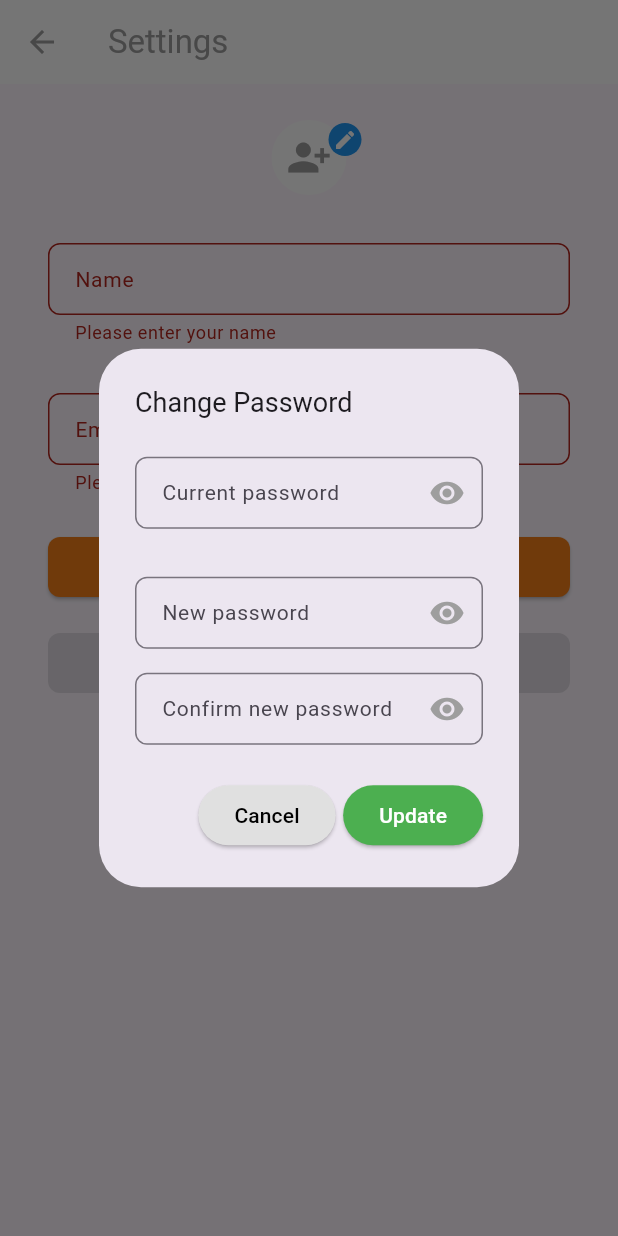
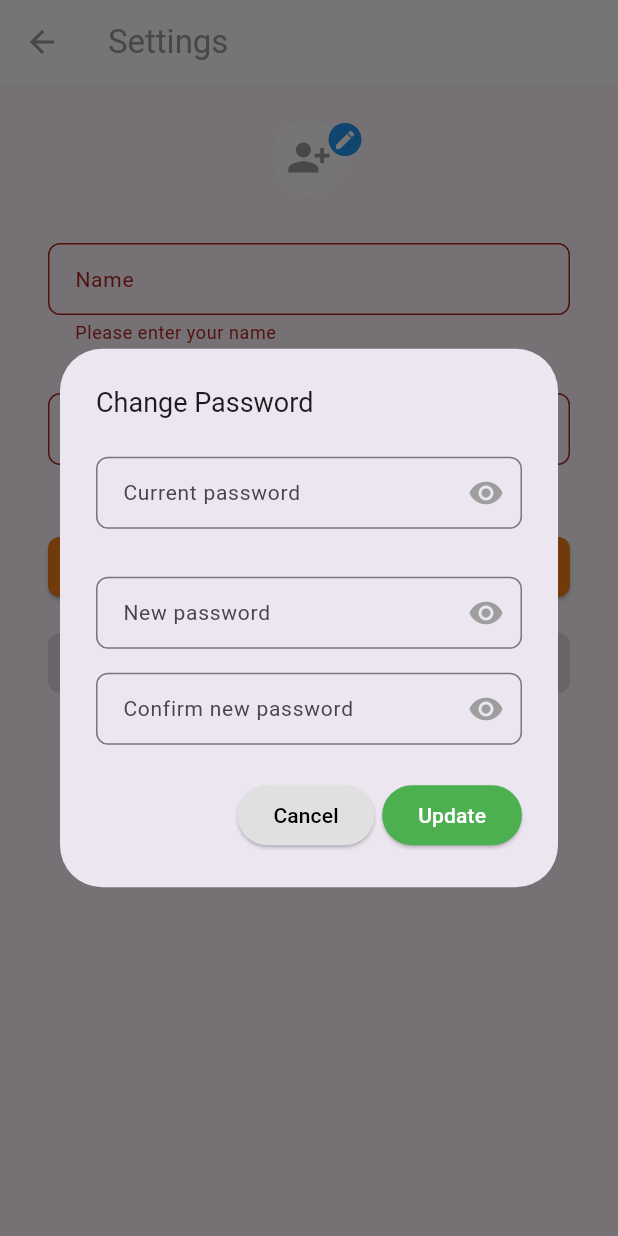
Before and after one commit to walid-hamdi/Comminq_mobile, a Flutter app: the SettingsView screen opened directly with empty values, after a tap on "Change Password", on a phone screen of 412 x 824 dp. Run offline on Flutter 3.47's test engine with Material 3 defaults, Android fonts, the phone set to English and light mode, and no system bars; our stand-ins replace connectivity_plus, dio, flutter_secure_storage, google_sign_in, image_picker, sentry_flutter; accounts and stored records are empty.

Commit message:
Adjust the look of the dialog to be responsive

```diff
--- a/lib/views/auth/settings/settings_view.dart
+++ b/lib/views/auth/settings/settings_view.dart
@@ -325,7 +325,9 @@ class _SettingsViewState extends State<SettingsView> {
       barrierDismissible: false,
       context: context,
       builder: (BuildContext context) {
-        return StatefulBuilder(
+        return GestureDetector(
+          onTap: () => hideKeyboard(context),
+          child: StatefulBuilder(
             builder: (BuildContext context, StateSetter setState) {
               return AlertDialog(
                 title: const Text(
@@ -334,7 +336,10 @@ class _SettingsViewState extends State<SettingsView> {
                     fontSize: 18,
                   ),
                 ),
-              content: Column(
+                content: SingleChildScrollView(
+                  child: SizedBox(
+                    width: 300,
+                    child: Column(
                       mainAxisSize: MainAxisSize.min,
                       children: [
                         Form(
@@ -442,8 +447,11 @@ class _SettingsViewState extends State<SettingsView> {
                         )
                       ],
                     ),
+                  ),
+                ),
               );
             },
+          ),
         );
       },
     );
--- a/lib/widgets/my_app.dart
+++ b/lib/widgets/my_app.dart
@@ -56,6 +56,9 @@ class _MyAppState extends State<MyApp> {
   @override
   Widget build(BuildContext context) {
     return MaterialApp(
+      theme: ThemeData(
+        useMaterial3: true,
+      ),
       title: 'Comminq',
       debugShowCheckedModeBanner: false,
       initialRoute: Routes.splashScreen,
```
Lines whose indentation alone changed are shown as unchanged.
